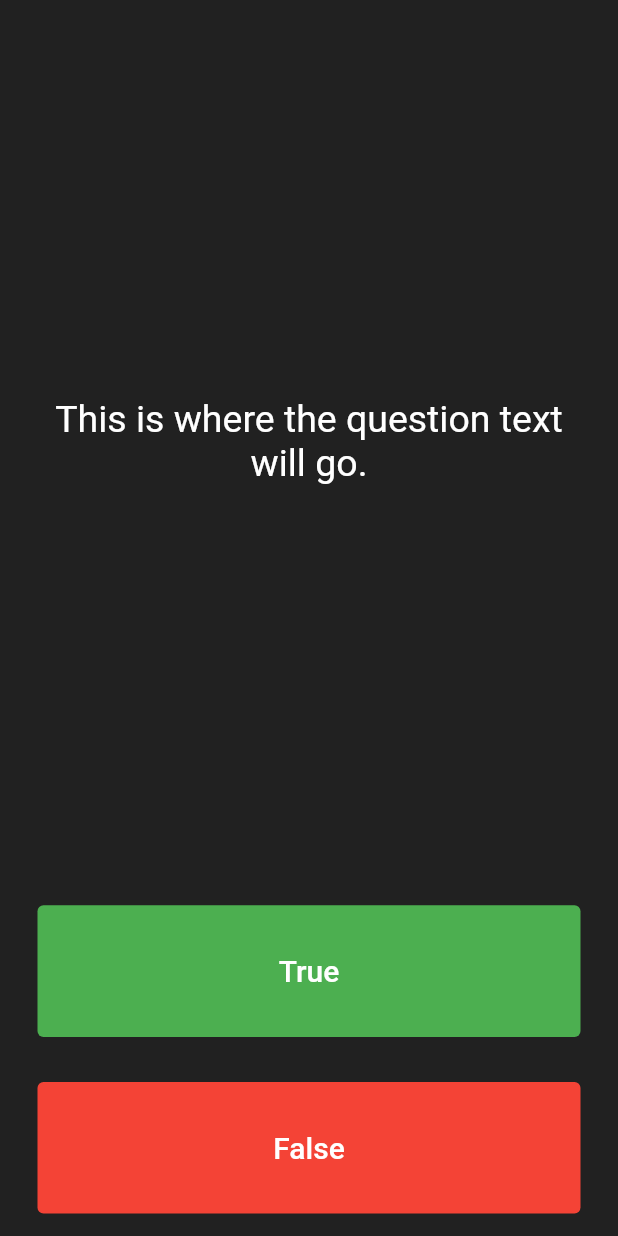
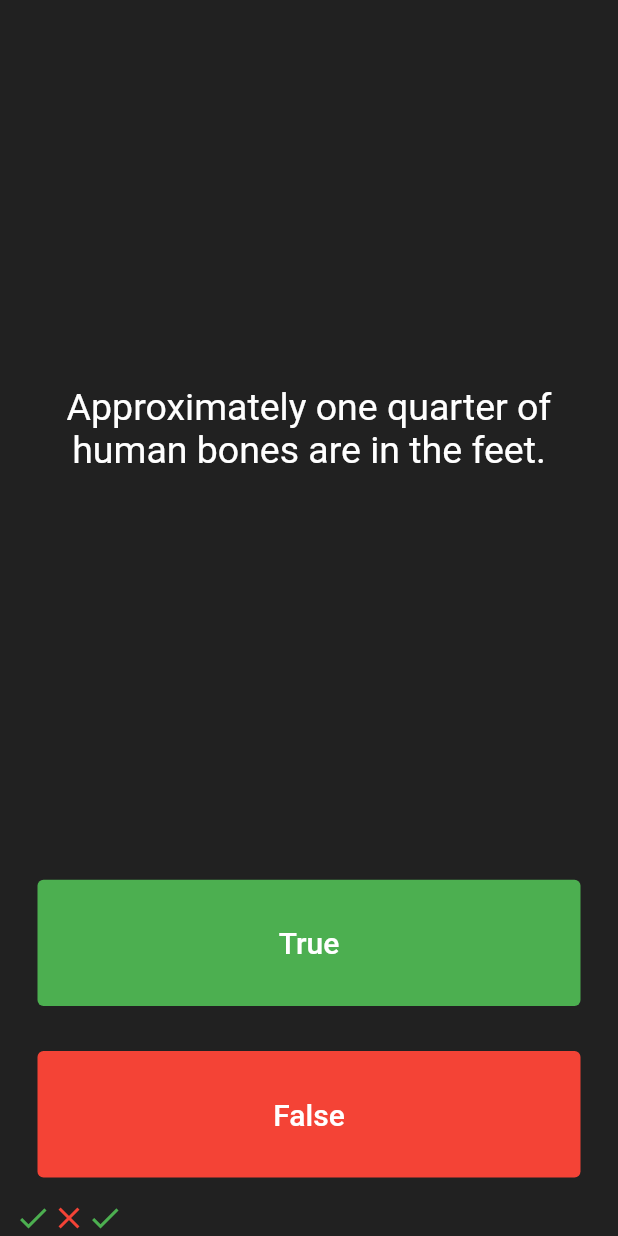
Before and after one commit to yukilaurentiu/quizzler, a Flutter app: the screen it shows after launch, after a tap on "True", on a phone screen of 412 x 824 dp. Run offline on Flutter 3.47's test engine with Material 2 defaults, Android fonts, the phone set to English and light mode, and no system bars.

```diff
--- a/lib/main.dart
+++ b/lib/main.dart
@@ -27,6 +27,24 @@ class QuizPage extends StatefulWidget {
 }
 
 class _QuizPageState extends State<QuizPage> {
+  List<Widget> scoreKeeper = [
+    const Icon(
+      Icons.check,
+      color: Colors.green,
+    ),
+    const Icon(
+      Icons.close,
+      color: Colors.red,
+    ),
+  ];
+
+  List<String> questions = [
+    'You can lead a cow down stairs but not up stairs.',
+    'Approximately one quarter of human bones are in the feet.',
+    'A slug\'s blood is green.',
+  ];
+
+  int questionNum = 0;
   @override
   Widget build(BuildContext context) {
     return Column(
@@ -39,9 +57,9 @@ class _QuizPageState extends State<QuizPage> {
             padding: EdgeInsets.all(10.0),
             child: Center(
               child: Text(
-                'This is where the question text will go.',
+                questions[questionNum],
                 textAlign: TextAlign.center,
-                style: TextStyle(
+                style: const TextStyle(
                   fontSize: 25.0,
                   color: Colors.white,
                 ),
@@ -64,7 +82,12 @@ class _QuizPageState extends State<QuizPage> {
                 ),
               ),
               onPressed: () {
-                //The user picked true.
+                setState(() {
+                  questionNum++;
+                  scoreKeeper.add(
+                    scoreKeeper[0],
+                  );
+                });
               },
             ),
           ),
@@ -85,11 +108,17 @@ class _QuizPageState extends State<QuizPage> {
               ),
               onPressed: () {
                 //The user picked false.
+                setState(() {
+                  questionNum++;
+                  scoreKeeper.add(scoreKeeper[1]);
+                });
               },
             ),
           ),
         ),
-        //TODO: Add a Row here as your score keeper
+        Row(
+          children: scoreKeeper,
+        ),
       ],
     );
   }
```
